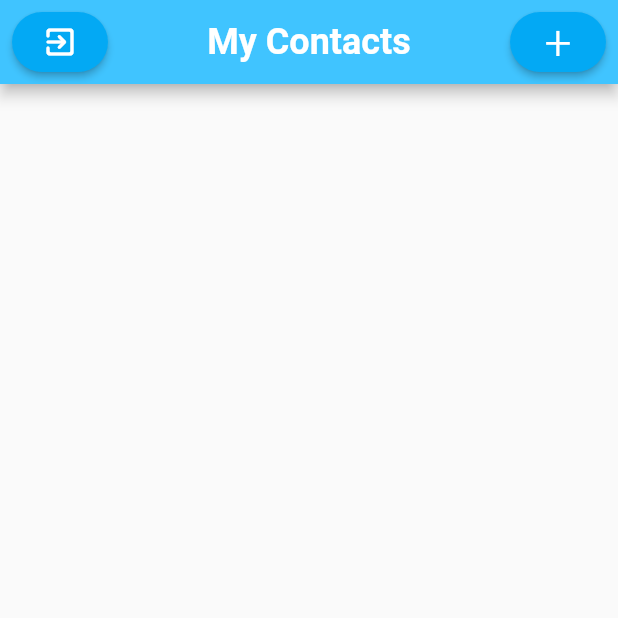
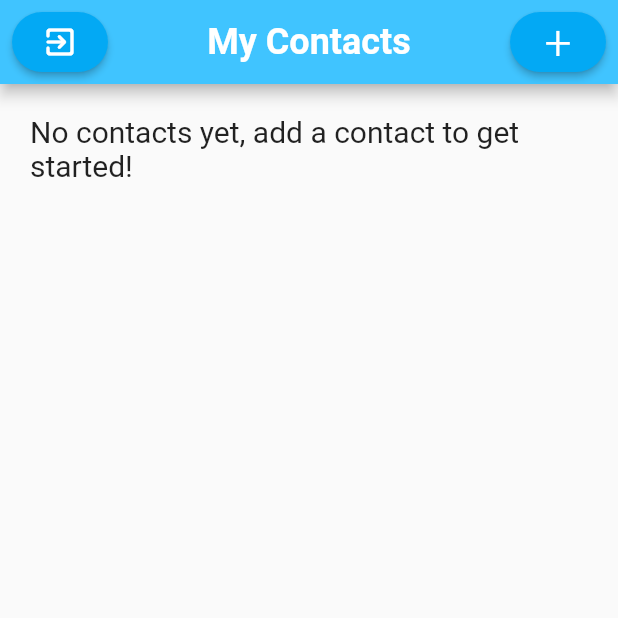
Before and after one commit to WinLoseDraw/learning_sqflite, a Flutter app: the screen it shows after launch, on a phone screen of 412 x 824 dp, the top half of it. Run offline on Flutter 3.47's test engine with Material 2 defaults, Android fonts, the phone set to English and light mode, and no system bars; our stand-ins replace sqflite; accounts and stored records are empty.

Commit message:
Added message for no existing contacts.

```diff
--- a/lib/homepage.dart
+++ b/lib/homepage.dart
@@ -73,7 +73,9 @@ class _HomePageState extends State<HomePage> {
       body: Container(
         margin: EdgeInsets.all(20.0),
         child: Column(
-          children: Provider.of<DatabaseManager>(context).contactWidgetsList,
+          children: Provider.of<DatabaseManager>(context).contactWidgetsList.isNotEmpty ?
+          Provider.of<DatabaseManager>(context).contactWidgetsList :
+          [Text("No contacts yet, add a contact to get started!", style: TextStyle(fontSize: 20.0))],
         ),
       ),
     );
```
